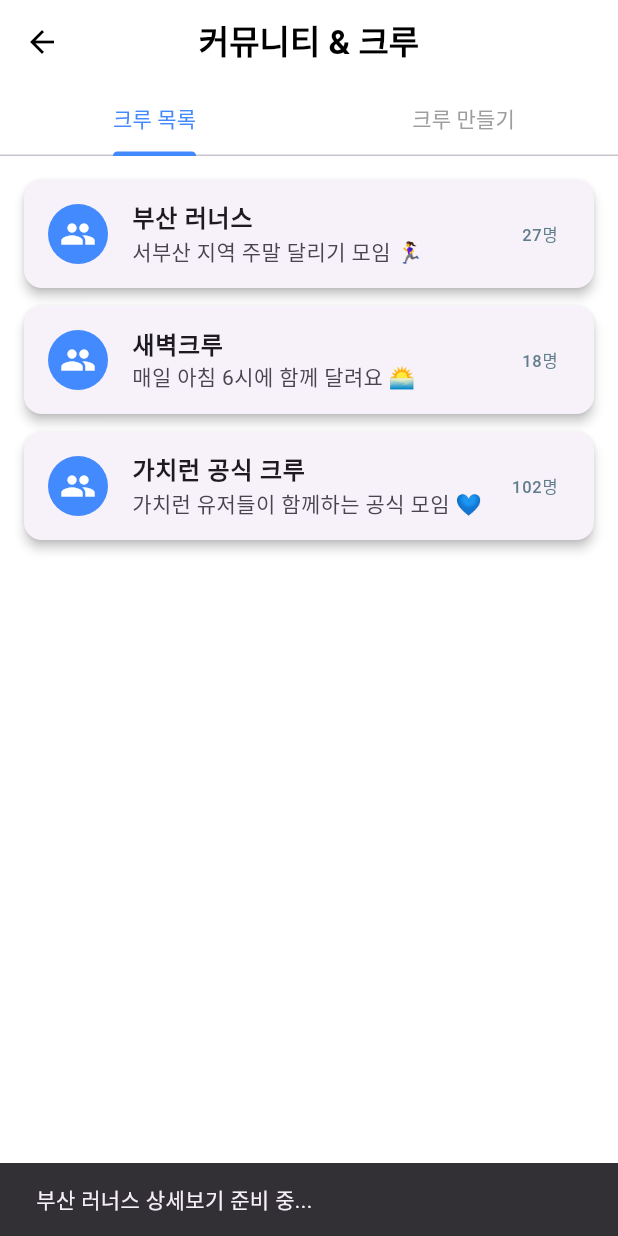
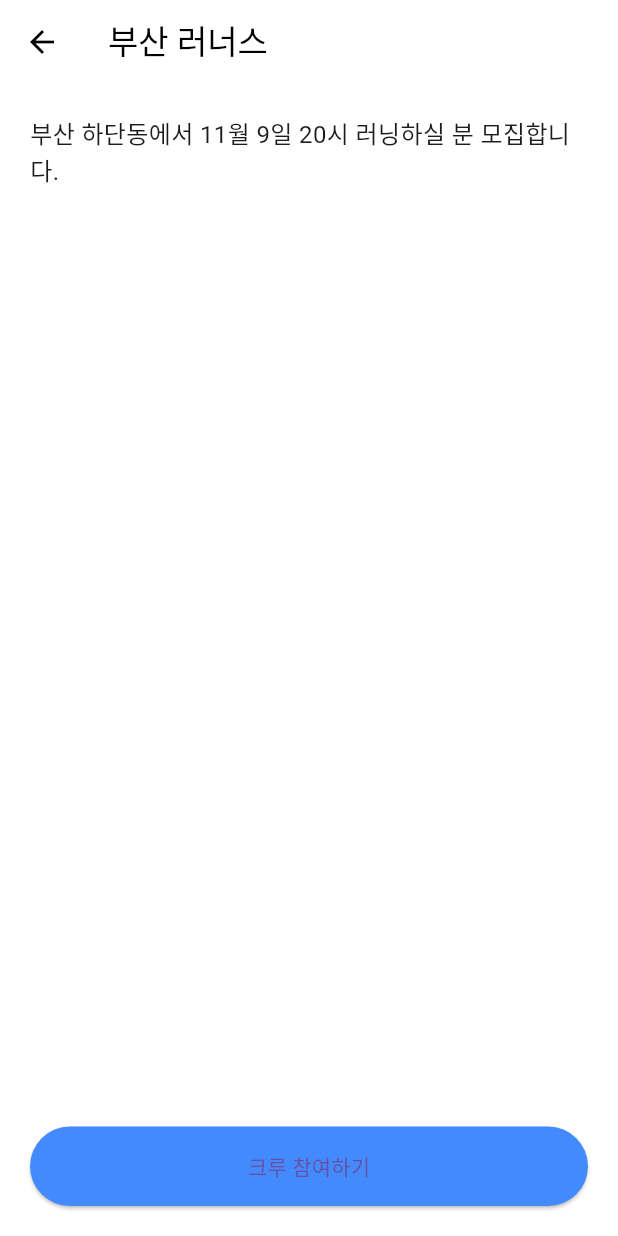
Before and after one commit to chaeni-dev/ValueRun, a Flutter app: the CommunityPage screen opened directly, after a tap on "부산 러너스", on a phone screen of 412 x 824 dp. Run offline on Flutter 3.47's test engine with Material 3 defaults, Android fonts, the phone set to English and light mode, and no system bars; our stand-ins replace fl_chart.

Commit message:
update: 크루 삭제 및 생성 후 자동 이동 기능 추가

```diff
--- a/lib/screens/pages/community/community_page.dart
+++ b/lib/screens/pages/community/community_page.dart
@@ -25,6 +25,10 @@ class _CommunityPageState extends State<CommunityPage>
     super.dispose();
   }
 
+  void _switchToCrewList() {
+    _tabController.animateTo(0); // 👈 탭 이동
+  }
+
   @override
   Widget build(BuildContext context) {
     return Scaffold(
@@ -47,9 +51,9 @@ class _CommunityPageState extends State<CommunityPage>
       ),
       body: TabBarView(
         controller: _tabController,
-        children: const [
-          CrewListPage(),
-          CreateCrewPage(),
+        children: [
+          const CrewListPage(),
+          CreateCrewPage(onCreated: _switchToCrewList), // ✅ 생성 후 이동
         ],
       ),
     );
--- /dev/null
+++ b/lib/screens/pages/community/crew_data.dart
@@ -0,0 +1,9 @@
+// 📁 lib/screens/pages/community/crew_data.dart
+class CrewData {
+  static List<Map<String, dynamic>> crews = [
+    {
+      'name': '부산 러너스',
+      'desc': '부산 하단동에서 11월 9일 20시 러닝하실 분 모집합니다.',
+    },
+  ];
+}
--- a/lib/screens/pages/community/crew_list_page.dart
+++ b/lib/screens/pages/community/crew_list_page.dart
@@ -1,56 +1,106 @@
 import 'package:flutter/material.dart';
+import 'crew_data.dart';
 
-class CrewListPage extends StatelessWidget {
+class CrewListPage extends StatefulWidget {
   const CrewListPage({super.key});
 
-  final List<Map<String, String>> crews = const [
-    {
-      "name": "부산 러너스",
-      "desc": "서부산 지역 주말 달리기 모임 🏃‍♀️",
-      "members": "27명"
-    },
-    {
-      "name": "새벽크루",
-      "desc": "매일 아침 6시에 함께 달려요 🌅",
-      "members": "18명"
-    },
-    {
-      "name": "가치런 공식 크루",
-      "desc": "가치런 유저들이 함께하는 공식 모임 💙",
-      "members": "102명"
-    },
-  ];
+  @override
+  State<CrewListPage> createState() => _CrewListPageState();
+}
+
+class _CrewListPageState extends State<CrewListPage> {
+  void _deleteCrew(int index) {
+    showDialog(
+      context: context,
+      builder: (_) => AlertDialog(
+        title: const Text('삭제 확인'),
+        content: Text('"${CrewData.crews[index]['name']}" 크루를 삭제하시겠습니까?'),
+        actions: [
+          TextButton(
+            onPressed: () => Navigator.pop(context),
+            child: const Text('취소'),
+          ),
+          TextButton(
+            onPressed: () {
+              setState(() {
+                CrewData.crews.removeAt(index);
+              });
+              Navigator.pop(context);
+              ScaffoldMessenger.of(context).showSnackBar(
+                const SnackBar(content: Text('🗑️ 크루가 삭제되었습니다.')),
+              );
+            },
+            child: const Text('삭제', style: TextStyle(color: Colors.red)),
+          ),
+        ],
+      ),
+    );
+  }
 
   @override
   Widget build(BuildContext context) {
     return ListView.builder(
-      itemCount: crews.length,
-      padding: const EdgeInsets.all(16),
+      itemCount: CrewData.crews.length,
       itemBuilder: (context, index) {
-        final crew = crews[index];
+        final crew = CrewData.crews[index];
         return Card(
-          shape: RoundedRectangleBorder(borderRadius: BorderRadius.circular(12)),
-          elevation: 3,
-          margin: const EdgeInsets.only(bottom: 12),
+          margin: const EdgeInsets.symmetric(horizontal: 16, vertical: 8),
           child: ListTile(
-            leading: const CircleAvatar(
-              backgroundColor: Colors.blueAccent,
-              child: Icon(Icons.people, color: Colors.white),
-            ),
-            title: Text(crew["name"]!, style: const TextStyle(fontWeight: FontWeight.bold)),
-            subtitle: Text(crew["desc"]!),
-            trailing: Text(
-              crew["members"]!,
-              style: const TextStyle(color: Colors.blueGrey),
-            ),
+            title: Text(crew['name']),
+            subtitle: Text(crew['desc']),
+            trailing: const Icon(Icons.arrow_forward_ios, size: 16),
             onTap: () {
-              ScaffoldMessenger.of(context).showSnackBar(
-                SnackBar(content: Text('${crew["name"]} 상세보기 준비 중...')),
-              );
+              Navigator.push(
+                context,
+                MaterialPageRoute(
+                  builder: (_) => CrewDetailPage(crew: crew),
+                ),
+              ).then((_) => setState(() {}));
             },
+            onLongPress: () => _deleteCrew(index), // 👈 길게 누르면 삭제
           ),
         );
       },
     );
   }
 }
+
+class CrewDetailPage extends StatelessWidget {
+  final Map<String, dynamic> crew;
+  const CrewDetailPage({super.key, required this.crew});
+
+  @override
+  Widget build(BuildContext context) {
+    return Scaffold(
+      appBar: AppBar(title: Text(crew['name'])),
+      body: Padding(
+        padding: const EdgeInsets.all(20),
+        child: Column(
+          crossAxisAlignment: CrossAxisAlignment.start,
+          children: [
+            Text(
+              crew['desc'],
+              style: const TextStyle(fontSize: 16, height: 1.5),
+            ),
+            const Spacer(),
+            SizedBox(
+              width: double.infinity,
+              child: ElevatedButton(
+                onPressed: () {
+                  ScaffoldMessenger.of(context).showSnackBar(
+                    SnackBar(content: Text('🎉 ${crew['name']} 크루에 참여했습니다!')),
+                  );
+                },
+                style: ElevatedButton.styleFrom(
+                  backgroundColor: Colors.blueAccent,
+                  padding: const EdgeInsets.symmetric(vertical: 16),
+                ),
+                child: const Text('크루 참여하기'),
+              ),
+            ),
+          ],
+        ),
+      ),
+    );
+  }
+}
```
Also changed, not shown: lib/screens/pages/community/create_crew_page.dart (+28 -46 lines).
